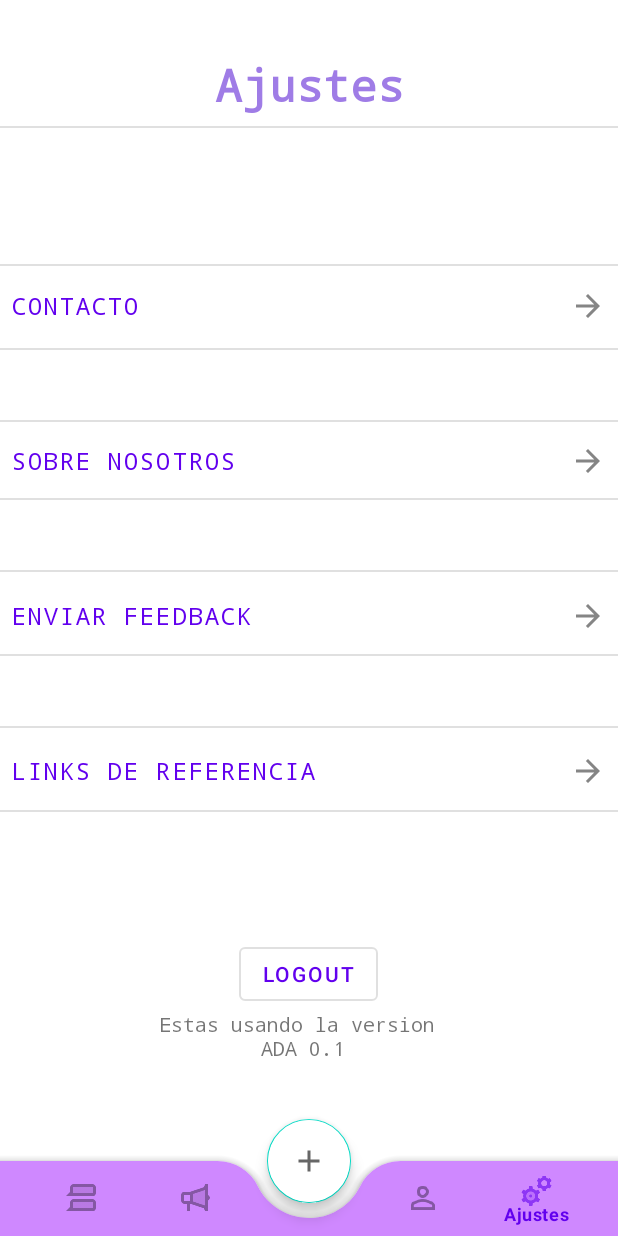
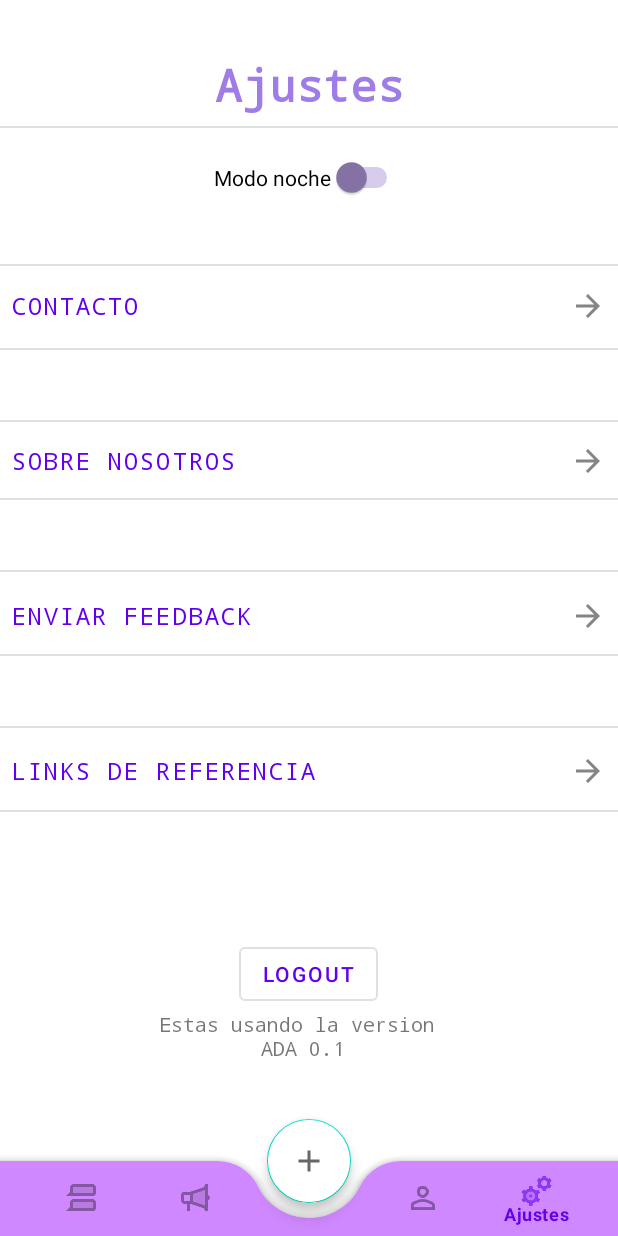
Before and after one commit to jacksrlt/ADAapp, an Android app: the MainActivity screen opened directly, with no data from a screen before it, item 5 of the bottom bar chosen, on a phone screen of 412 x 824 dp. Run offline under Robolectric (Android 15) with nearby library versions, the phone set to English and light mode, and no system bars; our stand-ins replace Firebase (no records; nobody signed in at launch, a user with empty details on screens opened directly); pictures from the network do not load.

Commit message:
implementacion modo noche

```diff
--- a/app/src/main/java/com/mijale/adaapp/Fragments/SettingsFragment.java
+++ b/app/src/main/java/com/mijale/adaapp/Fragments/SettingsFragment.java
@@ -147,6 +147,34 @@ public class SettingsFragment extends Fragment {
             }
         });
 
+        final MainActivity ma = (MainActivity) getActivity();
+        SharedPreferences sp = ma.getSharedPreferences("SP", ma.MODE_PRIVATE);
+        final SharedPreferences.Editor editor = sp.edit();
+        final Switch swi = view.findViewById(R.id.switchTema);
+
+        int theme = sp.getInt("Theme", 1);
+        if(theme==1){
+            swi.setChecked(false);
+        }
+        else{
+            swi.setChecked(true);
+        }
+
+        swi.setOnClickListener(new View.OnClickListener() {
+            @Override
+            public void onClick(View v) {
+                if(swi.isChecked()){
+                    editor.putInt("Theme", 0);
+                }
+                else{
+                    editor.putInt("Theme", 1);
+                }
+                editor.commit();
+                ma.setDayNight();
+            }
+        });
+
+
 
         return view;
     }
--- a/app/src/main/java/com/mijale/adaapp/MainActivity.java
+++ b/app/src/main/java/com/mijale/adaapp/MainActivity.java
@@ -2,8 +2,10 @@ package com.mijale.adaapp;
 
 import androidx.annotation.NonNull;
 import androidx.appcompat.app.AppCompatActivity;
+import androidx.appcompat.app.AppCompatDelegate;
 import androidx.fragment.app.Fragment;
 
+import android.content.SharedPreferences;
 import android.os.Bundle;
 import android.view.MenuItem;
 
@@ -28,7 +30,20 @@ public class MainActivity extends AppCompatActivity {
         bottomNavigationView.setOnItemSelectedListener(bottomNavMethod);
 
         getSupportFragmentManager().beginTransaction().replace(R.id.container, new ForumFragment()).commit();
+//necesario para el modo noche
+        setDayNight();
     }
+   //metodo modo noche
+    public void setDayNight(){
+        SharedPreferences sp = getSharedPreferences("SP", this.MODE_PRIVATE);
+        int theme = sp.getInt("Theme", 1);
+        if(theme==0){
+            getDelegate().setLocalNightMode(AppCompatDelegate.MODE_NIGHT_YES);
+        }
+        else{
+            getDelegate().setLocalNightMode(AppCompatDelegate.MODE_NIGHT_NO);
+        }
+    }//fin metodo
 
     private NavigationBarView.OnItemSelectedListener bottomNavMethod =
             new NavigationBarView.OnItemSelectedListener() {
--- a/app/src/main/res/layout/fragment_settings.xml
+++ b/app/src/main/res/layout/fragment_settings.xml
@@ -220,5 +220,18 @@
             app:layout_constraintStart_toStartOf="parent"
             app:layout_constraintTop_toBottomOf="@+id/logOut" />
 
+        <Switch
+            android:id="@+id/switchTema"
+            android:layout_width="wrap_content"
+            android:layout_height="wrap_content"
+            android:layout_marginTop="28dp"
+            android:text="Modo noche"
+            android:thumbTint="#8674A8"
+            android:trackTint="#673AB7"
+            app:layout_constraintEnd_toEndOf="parent"
+            app:layout_constraintHorizontal_bias="0.498"
+            app:layout_constraintStart_toStartOf="parent"
+            app:layout_constraintTop_toBottomOf="@+id/ajustes" />
+
     </androidx.constraintlayout.widget.ConstraintLayout>
 </RelativeLayout>
```
